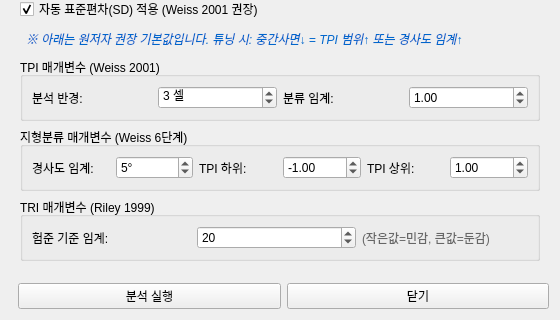
Above: tools/terrain_analysis_dialog_base.ui from lzpxilfe/archtoolkit before the change; both pictures show x 0 to 560 and y 506 to 826 of the 560 by 826 pixel window. Below: the same form after it.
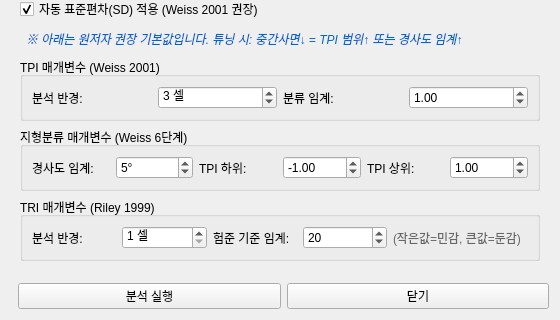
That is the form after the change. Custom widgets are drawn as their Qt base class.

Commit message: Add a radius to terrain ruggedness, not just gdaldem's 3x3

```diff
--- a/tools/terrain_analysis_dialog_base.ui
+++ b/tools/terrain_analysis_dialog_base.ui
@@ -360,6 +360,32 @@
          <string>TRI 매개변수 (Riley 1999)</string>
         </property>
         <layout class="QHBoxLayout" name="horizontalLayout_TRI">
+         <item>
+          <widget class="QLabel" name="label_TRIRadius">
+           <property name="text">
+            <string>분석 반경:</string>
+           </property>
+          </widget>
+         </item>
+         <item>
+          <widget class="QSpinBox" name="spinTRIRadius">
+           <property name="minimum">
+            <number>1</number>
+           </property>
+           <property name="maximum">
+            <number>50</number>
+           </property>
+           <property name="value">
+            <number>1</number>
+           </property>
+           <property name="suffix">
+            <string> 셀</string>
+           </property>
+           <property name="toolTip">
+            <string>&lt;html&gt;&lt;b&gt;TRI 분석 반경&lt;/b&gt;&lt;hr/&gt;1셀이면 GDAL의 3x3 창을 그대로 사용해 Riley(1999) 원식으로 계산합니다.&lt;br/&gt;&lt;br/&gt;2셀 이상이면 (2r+1)x(2r+1) 창의 &lt;b&gt;RMS 고도차&lt;/b&gt;를 계산합니다. 이는 Riley 지수를 sqrt(N)으로 나눈 정규화 형태로, 반경이 달라도 값을 비교할 수 있습니다.&lt;br/&gt;&lt;br/&gt;&lt;b&gt;주의:&lt;/b&gt; 3x3 결과와 단위가 다르므로 별도 변수(tri_radius)로 출력됩니다.&lt;br/&gt;&lt;br/&gt;5m DEM에서 반경 13셀 = 약 65m 범위입니다.&lt;/html&gt;</string>
+           </property>
+          </widget>
+         </item>
          <item>
           <widget class="QLabel" name="label_TRIMax">
            <property name="text">
```
The commit also changes 3 other files.
